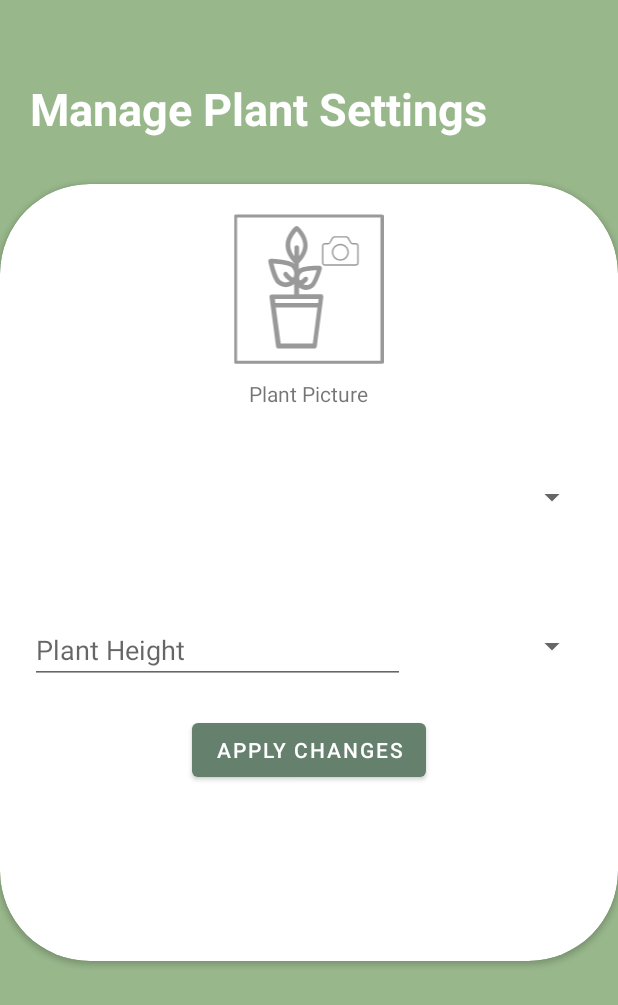
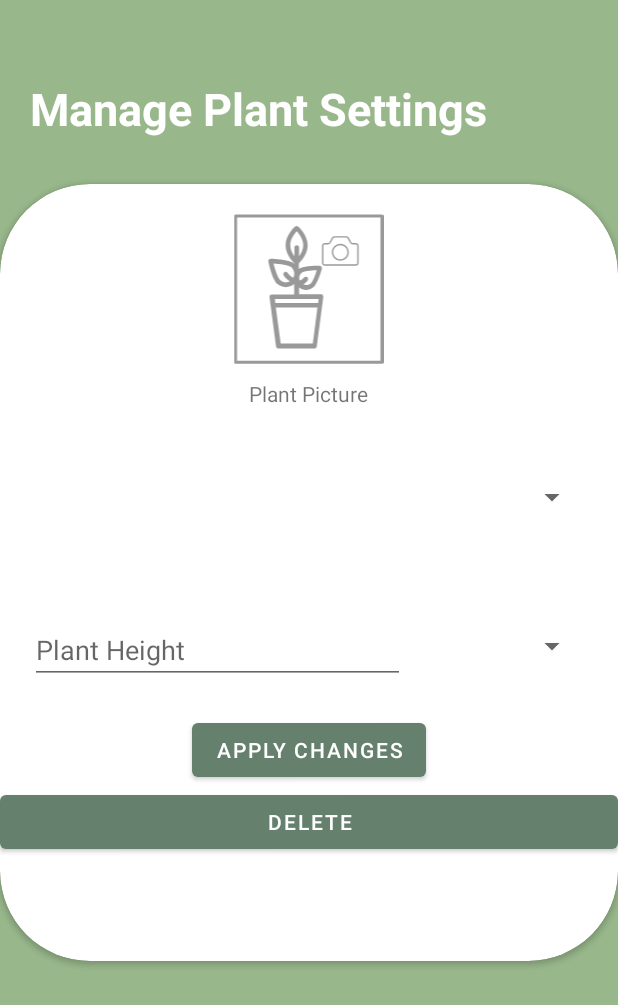
Before and after one commit to marcoscarzello/egreen, an Android app: the PlantSettingsFragment screen opened through its navigation route, on a phone screen of 412 x 824 dp. Shown: the top 1005 px of the screen. Run offline under Robolectric (Android 15) with nearby library versions, the phone set to English and light mode, and no system bars; our stand-ins replace Firebase (no records; nobody signed in at launch, a user with empty details on screens opened directly); pictures from the network do not load; Roboto replaces fonts that are not available here.

Commit message:
funzione deletePlant in vm (esempio d'uso in plantSettingsFragment)

```diff
--- a/egreen_fragmentApplication/app/src/main/java/com/example/egreen_fragmentapplication/ui/main/MainViewModel.kt
+++ b/egreen_fragmentApplication/app/src/main/java/com/example/egreen_fragmentapplication/ui/main/MainViewModel.kt
@@ -156,6 +156,10 @@ class MainViewModel : ViewModel () {
 
 
         mutableRefDB.value?.child("plants")?.child(plantName)?.child("piantaimgUrl")?.setValue(plantPicPath.value.toString())       //metto nel database il link all'immagine della pianta
+    }
+
+    open fun deletePlant(plantName: String){
+        mutableRefDB.value?.child("plants")?.child(plantName)?.removeValue()
     }
 
     open fun changeSelectedPlant(name: String) {
--- a/egreen_fragmentApplication/app/src/main/java/com/example/egreen_fragmentapplication/ui/main/PlantSettingsFragment.kt
+++ b/egreen_fragmentApplication/app/src/main/java/com/example/egreen_fragmentapplication/ui/main/PlantSettingsFragment.kt
@@ -1,5 +1,6 @@
 package com.example.egreen_fragmentapplication.ui.main
 
+import android.content.Intent
 import android.os.Bundle
 import androidx.fragment.app.Fragment
 import android.view.View
@@ -27,7 +28,13 @@ class PlantSettingsFragment : Fragment(R.layout.fragment_plant_settings) {
         val applyBtn  = view.findViewById<Button >(R.id.save_Button)
         val plantTypeSpinner = view.findViewById<Spinner>(R.id.plant_Type)
         var plantImg = view.findViewById<ImageView>(R.id.plant_settings_image)
+        var deletePlantBtn = view.findViewById<Button>(R.id.deletePlantButton)
 
+        deletePlantBtn.setOnClickListener {
+            viewModel.deletePlant(viewModel.getSelectedPlantName())
+            findNavController().navigate(R.id.action_plantSettingsFragment_to_gardenSettingsFragment)
+
+        }
         viewModel.downPlantPic(requireContext(), plantImg)
 
         plantNameText.text = viewModel.getSelectedPlantName()
--- a/egreen_fragmentApplication/app/src/main/res/layout/fragment_plant_settings.xml
+++ b/egreen_fragmentApplication/app/src/main/res/layout/fragment_plant_settings.xml
@@ -119,6 +119,12 @@
                     android:layout_gravity="center"
                     android:text="Apply Changes" />
 
+                <Button
+                    android:id="@+id/deletePlantButton"
+                    android:layout_width="match_parent"
+                    android:layout_height="wrap_content"
+                    android:text="delete" />
+
             </LinearLayout>
 
 
--- a/egreen_fragmentApplication/app/src/main/res/navigation/main_nav.xml
+++ b/egreen_fragmentApplication/app/src/main/res/navigation/main_nav.xml
@@ -127,6 +127,9 @@
         <action
             android:id="@+id/action_plantSettingsFragment_to_plantFragment"
             app:destination="@id/plantFragment" />
+        <action
+            android:id="@+id/action_plantSettingsFragment_to_gardenSettingsFragment"
+            app:destination="@id/gardenSettingsFragment" />
     </fragment>
     <fragment
         android:id="@+id/plantFragment"
```
